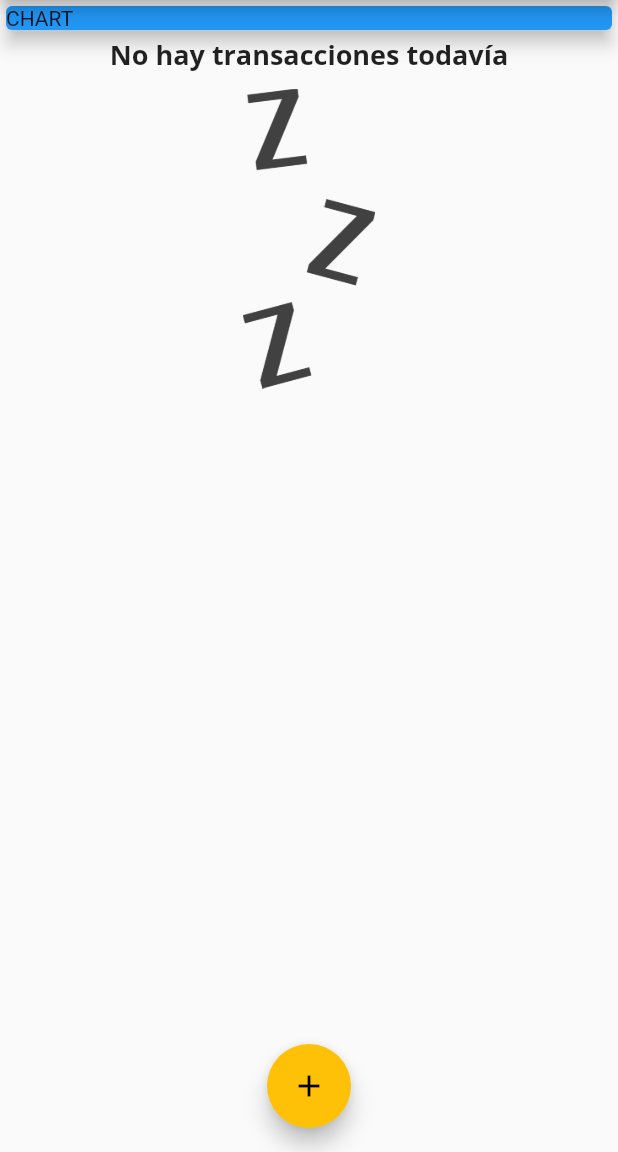
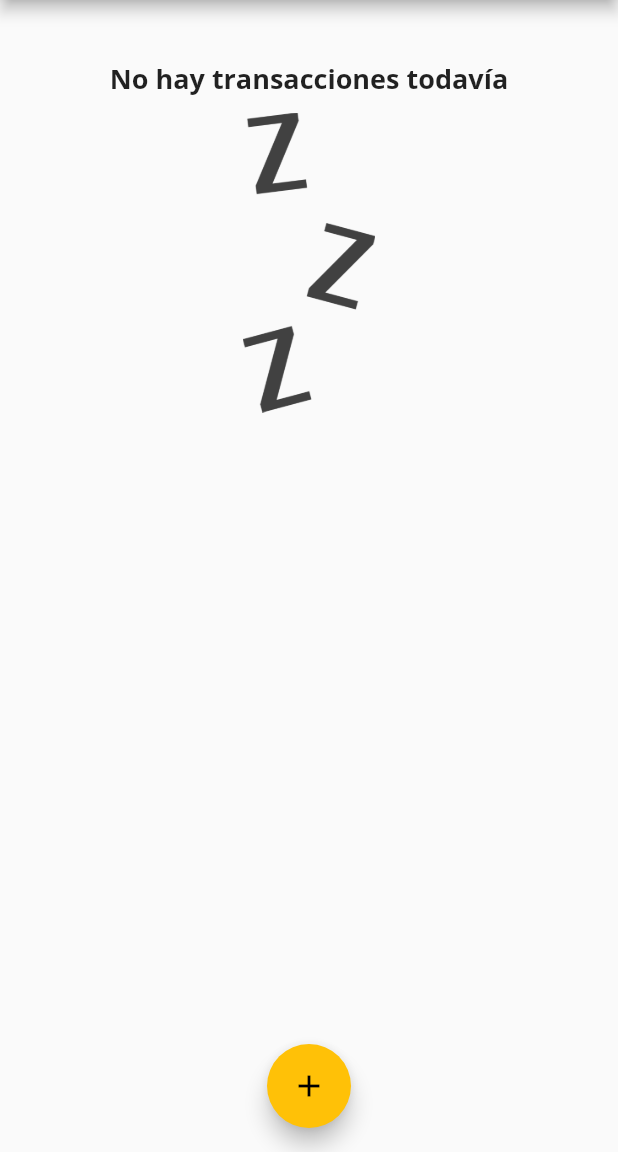
Before and after one commit to JonatanLeon/complex_app, a Flutter app: the screen it shows after launch, on a phone screen of 412 x 824 dp, the part 84-1236 px from its top. Run offline on Flutter 3.47's test engine with Material 2 defaults, Android fonts, the phone set to English and light mode, and no system bars.

Commit message:
Lección 103

```diff
--- a/lib/main.dart
+++ b/lib/main.dart
@@ -1,4 +1,5 @@
 import 'package:flutter/material.dart';
+import 'package:flutter_complete_guide/widgets/chart.dart';
 import 'package:flutter_complete_guide/widgets/new_transactions.dart';
 import 'package:flutter_complete_guide/widgets/transaction_list.dart';
 import 'package:intl/intl.dart';
@@ -56,6 +57,16 @@ class _MyHomePageState extends State<MyHomePage> {
     // ),
   ];
 
+  List<Transaccion> get _transaccionesRecientes {
+    return _transacciones.where((tr) {
+      return tr.fecha.isAfter(
+        DateTime.now().subtract(
+          Duration(days: 7),
+        ),
+      );
+    }).toList();
+  }
+
   void _insertarTransaccion(String titulo, double cantidad) {
     final nuevaTr = Transaccion(
       titulo: titulo,
@@ -100,14 +111,7 @@ class _MyHomePageState extends State<MyHomePage> {
           //mainAxisAlignment: MainAxisAlignment.start,
           crossAxisAlignment: CrossAxisAlignment.stretch,
           children: <Widget>[
-            Container(
-              width: double.infinity,
-              child: Card(
-                color: Colors.blue,
-                child: Text("CHART"),
-                elevation: 5,
-              ),
-            ),
+            Chart(_transaccionesRecientes),
             ListaTransaccion(_transacciones),
           ],
         ),
--- a/lib/widgets/chart.dart
+++ b/lib/widgets/chart.dart
@@ -1,12 +1,46 @@
 import 'package:flutter/material.dart';
+import 'package:intl/intl.dart';
+import 'package:flutter_complete_guide/modelos/transaccion.dart';
 
 class Chart extends StatelessWidget {
+  final List<Transaccion> transaccionesRecientes;
+
+  Chart(this.transaccionesRecientes);
+
+  List<Map<String, Object>> get groupedTransactionValues {
+    return List.generate(7, (posicion) {
+      final diaSemana = DateTime.now().subtract(
+        Duration(days: posicion),
+      );
+      double sumaTotal = 0.0;
+
+      for (var i = 0; i < transaccionesRecientes.length; i++) {
+        if (transaccionesRecientes[i].fecha.day == diaSemana.day &&
+            transaccionesRecientes[i].fecha.month == diaSemana.month &&
+            transaccionesRecientes[i].fecha.year == diaSemana.year) {
+          sumaTotal += transaccionesRecientes[i].cantidad;
+        }
+      }
+
+      print(DateFormat.E().format(diaSemana));
+      print(sumaTotal);
+
+      return {
+        "dia": DateFormat.E().format(diaSemana),
+        "cantidad": sumaTotal,
+      };
+    });
+  }
+
   @override
   Widget build(BuildContext context) {
+    print(groupedTransactionValues);
     return Card(
       elevation: 6,
       margin: EdgeInsets.all(20),
-      //child: ,
+      child: Row(
+        children: [],
+      ),
     );
   }
 }
```
